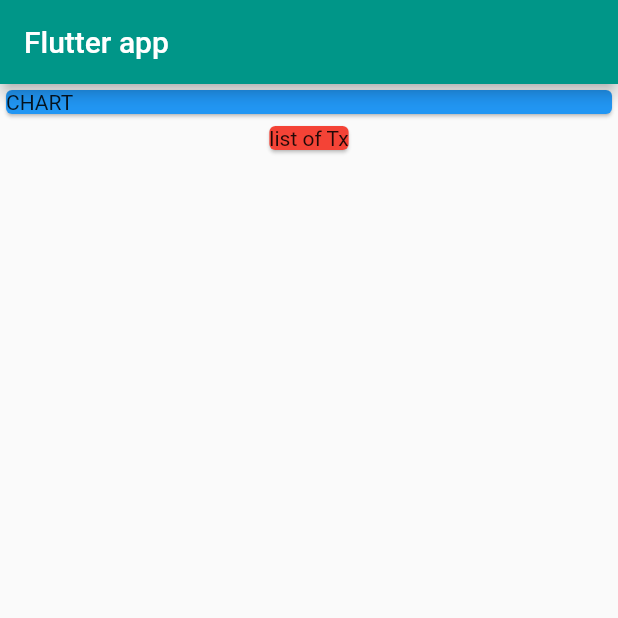
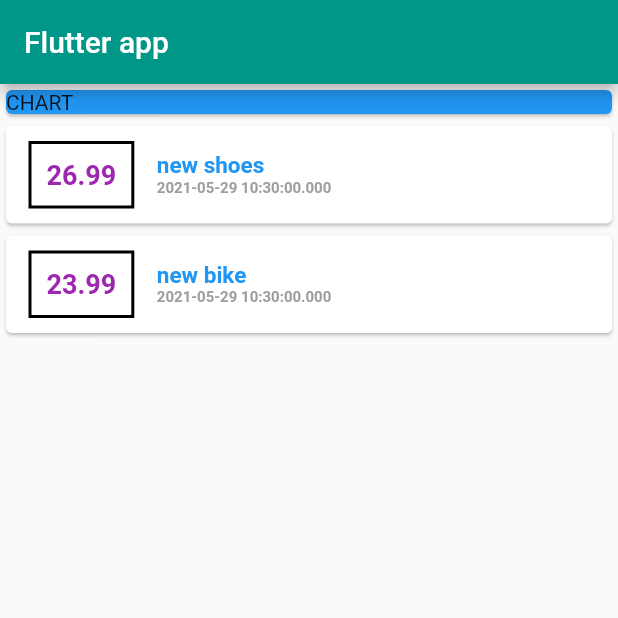
Before and after one commit to jaysonruz/flutter_personal_expense_app, a Flutter app: the screen it shows after launch, on a phone screen of 412 x 824 dp, the top half of it. Run offline on Flutter 3.47's test engine with Material 2 defaults, Android fonts, the phone set to English and light mode, and no system bars.

Commit message:
81 styling

```diff
--- a/lib/main.dart
+++ b/lib/main.dart
@@ -23,7 +23,7 @@ class MyApp extends StatelessWidget {
 class MyHomePage extends StatelessWidget {
   final List<Transaction> transactions = [
     Transaction(
-        id: 't1', title: 'new shoes', amount: 6.99, date: DateTime.now()),
+        id: 't1', title: 'new shoes', amount: 26.99, date: DateTime.now()),
     Transaction(
         id: 't2', title: 'new bike', amount: 23.99, date: DateTime.now()),
   ];
@@ -45,9 +45,49 @@ class MyHomePage extends StatelessWidget {
               child: Text('CHART'),
             ),
           ),
-          Card(
-            color: Colors.red,
-            child: Text('list of Tx'),
+          Column(
+            children: transactions.map((tx) {
+              return Card(
+                  child: Row(
+                children: [
+                  Container(
+                    margin: EdgeInsets.symmetric(vertical: 10, horizontal: 15),
+                    child: Text(
+                      tx.amount.toString(),
+
+                      ///--------amount
+                      style: TextStyle(
+                          color: Colors.purple,
+                          fontWeight: FontWeight.bold,
+                          fontSize: 18),
+                    ),
+                    decoration: BoxDecoration(
+                      border: Border.all(color: Colors.black, width: 2.0),
+                    ),
+                    padding: EdgeInsets.all(10),
+                  ),
+                  Column(
+                    crossAxisAlignment: CrossAxisAlignment.start,
+                    children: [
+                      Text(
+                        tx.title,
+                        style: TextStyle(
+                            color: Colors.blue,
+                            fontWeight: FontWeight.bold,
+                            fontSize: 15),
+                      ),
+                      Text(
+                        tx.date.toString(),
+                        style: TextStyle(
+                            color: Colors.grey,
+                            fontWeight: FontWeight.bold,
+                            fontSize: 10),
+                      ),
+                    ],
+                  )
+                ],
+              ));
+            }).toList(),
           )
         ],
       ),
```
